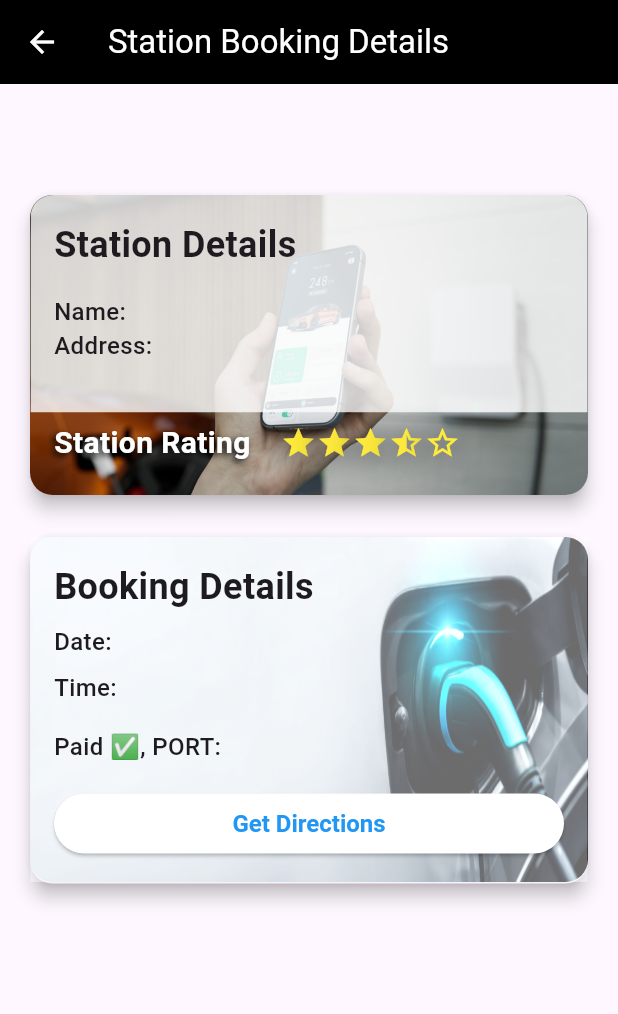
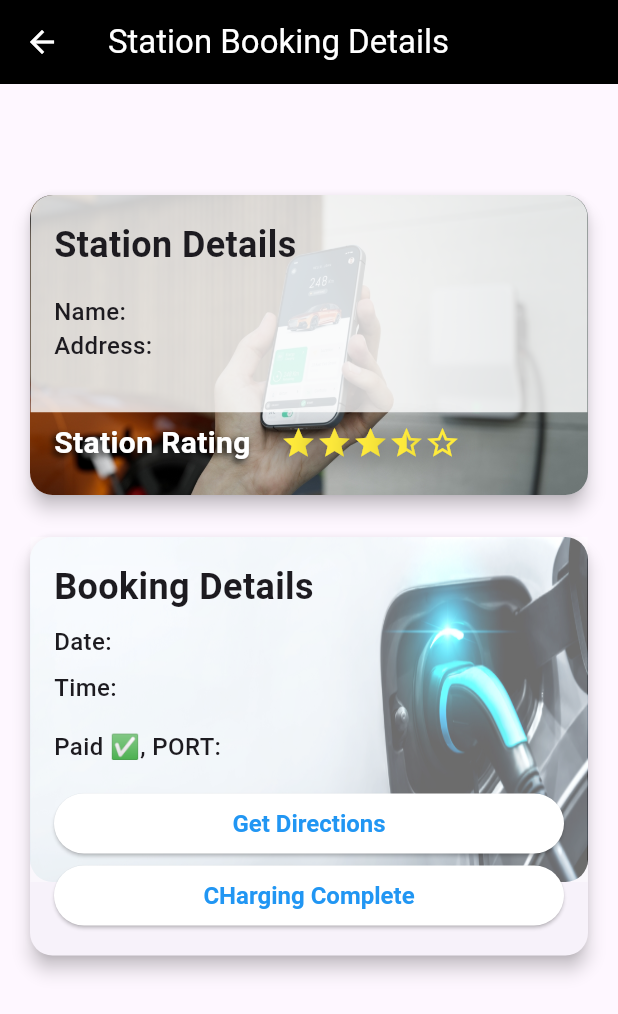
Before and after one commit to pranavgaikwadcodes/ev_charging_station, a Flutter app: the BookingDetailsScreen screen opened directly with empty values, on a phone screen of 412 x 824 dp. Shown: the top 1014 px of the screen. Run offline on Flutter 3.47's test engine with Material 3 defaults, Android fonts, the phone set to English and light mode, and no system bars; our stand-ins replace cloud_firestore, firebase_auth, firebase_core, flutter_native_splash, flutter_rating_bar, fluttertoast and 5 more; missing offline and left inert: razorpay_flutter; accounts and stored records are empty.

Commit message:
100% completed

```diff
--- a/lib/features/screens/bookings/booking_details.dart
+++ b/lib/features/screens/bookings/booking_details.dart
@@ -1,14 +1,18 @@
+import 'package:ev_charging_stations/features/screens/bookslot/bookslot.dart';
+import 'package:ev_charging_stations/features/screens/home/home.dart';
 import 'package:ev_charging_stations/features/screens/map_screen/map_screen.dart';
+import 'package:ev_charging_stations/features/screens/payment/database_service.dart';
 import 'package:flutter/material.dart';
 import 'package:get/get.dart';
 import 'package:url_launcher/url_launcher.dart';
 
 class BookingDetailsScreen extends StatelessWidget {
   final String stationName, date, time, stationAddress, latitude, longitude, port;
-  final int stationID;
+  final int stationID,slotID;
 
   const BookingDetailsScreen({
     super.key,
+    required this.slotID,
     required this.stationName,
     required this.date,
     required this.time,
@@ -21,7 +25,7 @@ class BookingDetailsScreen extends StatelessWidget {
 
   @override
   Widget build(BuildContext context) {
-    printInfo(info: 'port: $port');
+    printInfo(info: 'stationID in bookingDetails: $stationID');
     return Scaffold(
       extendBodyBehindAppBar: true,
       appBar: AppBar(
@@ -284,6 +288,42 @@ class BookingDetailsScreen extends StatelessWidget {
                                 ),
                               ),
                             ],
+                          ),
+
+                          Row(
+                            crossAxisAlignment: CrossAxisAlignment.center,
+                            children: [
+                              Expanded(
+                                child: ElevatedButton(
+                                  style: ButtonStyle(
+                                    minimumSize: MaterialStateProperty.all(
+                                        const Size(150, 40)),
+                                    backgroundColor: MaterialStateProperty.all(
+                                        const Color.fromARGB(
+                                            255, 255, 255, 255)),
+                                    textStyle: MaterialStateProperty.all(
+                                        const TextStyle(color: Colors.black)),
+                                  ),
+                                  onPressed: () async{
+                                    int? port_ = int.tryParse(port);
+                                     printInfo(info: 'stationID: $stationID');
+                                     await DatabaseService().moveToUserBookingHistory(stationID,time,port_!,slotID);
+                                     print('stationID - $stationID ; port_ - $port_ ; slotID - $slotID');
+                                     await DatabaseService().freeStationSlot(stationID,port_,slotID);
+
+                                    Get.offAll(HomeScreen());
+                                  },
+                                  child: const Text(
+                                    "CHarging Complete",
+                                    style: TextStyle(
+                                      color: Colors.blue,
+                                      fontSize: 16,
+                                      fontWeight: FontWeight.w700,
+                                    ),
+                                  ),
+                                ),
+                              ),
+                            ],
                           )
                         ],
                       ),
--- a/lib/features/screens/payment/razorpay_payment.dart
+++ b/lib/features/screens/payment/razorpay_payment.dart
@@ -42,7 +42,7 @@ class _RazorPayPaymentScreenState extends State<RazorPayPaymentScreen> {
 
     try {
       // update in database
-      await DatabaseService().updateUser(widget.stationID, widget.slotTime, widget.slotSelected);
+      await DatabaseService().updateUser(widget.stationID, widget.slotTime, widget.slotSelected, widget.slotID);
       await DatabaseService().updateStation(widget.stationID, widget.slotID, widget.slotSelected);
 
 
```
Also changed, not shown: lib/features/screens/bookings/view_bookings.dart (+71 -22 lines), lib/features/screens/payment/database_service.dart (+83 -1 lines), 1 other file.
